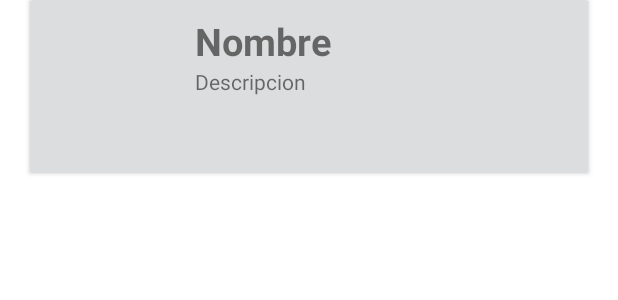
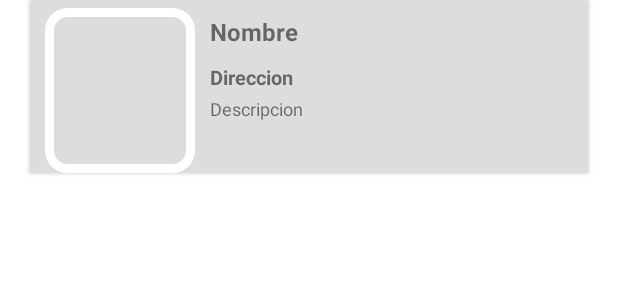
Before and after one commit to yovannyZ/CanchaLa10, an Android app: the layout sede_item.xml on its own in the app's theme, with its tools: preview values and no code run, on a phone screen of 412 x 824 dp. Shown: the top 300 px of the screen. Run offline under Robolectric (Android 15) with nearby library versions, the light colour scheme and no system bars.

Commit message:
Fragment sede

```diff
--- a/Canchala10/app/build.gradle
+++ b/Canchala10/app/build.gradle
@@ -33,7 +33,7 @@ dependencies {
     compile 'com.squareup.retrofit2:converter-gson:2.3.0'
     compile 'com.android.support:cardview-v7:26.1.0'
     compile 'com.android.support:recyclerview-v7:26.1.0'
-
+    compile 'com.squareup.picasso:picasso:2.5.2'
 }
 
 
--- a/Canchala10/app/src/main/AndroidManifest.xml
+++ b/Canchala10/app/src/main/AndroidManifest.xml
@@ -24,7 +24,6 @@
 
                 <category android:name="android.intent.category.LAUNCHER" />
             </intent-filter>
-
         </activity>
     </application>
 
--- a/Canchala10/app/src/main/java/titulacion/sise/canchala10/MainActivity.java
+++ b/Canchala10/app/src/main/java/titulacion/sise/canchala10/MainActivity.java
@@ -9,5 +9,7 @@ public class MainActivity extends AppCompatActivity {
     protected void onCreate(Bundle savedInstanceState) {
         super.onCreate(savedInstanceState);
         setContentView(R.layout.activity_main);
+
+
     }
 }
--- /dev/null
+++ b/Canchala10/app/src/main/res/drawable/circle.xml
@@ -0,0 +1,10 @@
+<?xml version="1.0" encoding="utf-8"?>
+<shape xmlns:android="http://schemas.android.com/apk/res/android" android:shape="rectangle">
+    <solid android:color="#00ffffff" />
+    <padding android:left="6dp"
+        android:top="6dp"
+        android:right="6dp"
+        android:bottom="6dp" />
+    <corners android:radius="12dp" />
+    <stroke android:width="6dp" android:color="#ffffffff" />
+</shape>
--- a/Canchala10/app/src/main/res/layout/content_menu.xml
+++ b/Canchala10/app/src/main/res/layout/content_menu.xml
@@ -1,6 +1,5 @@
 <?xml version="1.0" encoding="utf-8"?>
-<FrameLayout
-    xmlns:android="http://schemas.android.com/apk/res/android"
+<FrameLayout xmlns:android="http://schemas.android.com/apk/res/android"
     xmlns:app="http://schemas.android.com/apk/res-auto"
     xmlns:tools="http://schemas.android.com/tools"
     android:id="@+id/contenedor"
--- a/Canchala10/app/src/main/res/layout/sede_item.xml
+++ b/Canchala10/app/src/main/res/layout/sede_item.xml
@@ -22,9 +22,12 @@
             <ImageView
                 android:id="@+id/idImagen"
                 android:layout_width="100dp"
-                android:layout_height="100dp"
-                android:layout_marginTop="15dp"
-                android:layout_marginRight="10dp"/>
+                android:layout_height="110dp"
+                android:layout_marginTop="5dp"
+                android:layout_marginRight="10dp"
+                android:layout_marginLeft="10dp"
+
+                android:src="@drawable/circle"/>
 
             <LinearLayout
                 android:layout_width="wrap_content"
@@ -37,16 +40,27 @@
                     android:layout_width="wrap_content"
                     android:layout_height="wrap_content"
                     android:text="Nombre"
-                    android:textSize="25sp"
+                    android:textSize="16sp"
                     android:textStyle="bold" />
+
+                <TextView
+                    android:layout_width="wrap_content"
+                    android:layout_height="wrap_content"
+                    android:text="Direccion"
+                    android:layout_marginTop="10dp"
+                    android:layout_marginBottom="3dp"
+                    android:layout_marginRight="10dp"
+                    android:textStyle="bold"
+                    android:textSize="13sp"/>
 
                 <TextView
                     android:id="@+id/idDireccion"
                     android:layout_width="wrap_content"
                     android:layout_height="wrap_content"
                     android:text="Descripcion "
-                    android:layout_marginBottom="15dp"
-                    android:layout_marginRight="10dp"/>
+                    android:layout_marginBottom="10dp"
+                    android:layout_marginRight="10dp"
+                    android:textSize="12sp"/>
 
             </LinearLayout>
         </LinearLayout>
--- a/Canchala10/app/src/main/res/values/colors.xml
+++ b/Canchala10/app/src/main/res/values/colors.xml
@@ -1,6 +1,6 @@
 <?xml version="1.0" encoding="utf-8"?>
 <resources>
-    <color name="colorPrimary">#3F51B5</color>
-    <color name="colorPrimaryDark">#303F9F</color>
+    <color name="colorPrimary">#000</color>
+    <color name="colorPrimaryDark">#000</color>
     <color name="colorAccent">#FF4081</color>
 </resources>
```
Also changed, not shown: Canchala10/app/src/main/java/titulacion/sise/canchala10/MenuActivity.java (+8 -1 lines), Canchala10/app/src/main/java/titulacion/sise/canchala10/Utils/CircleTransform.java (added, +49 -0 lines), Canchala10/app/src/main/java/titulacion/sise/canchala10/adaptadores/AdaptadorSedes.java (+8 -0 lines), Canchala10/app/src/main/java/titulacion/sise/canchala10/fragments/SedeFragment.java (+10 -9 lines), Canchala10/app/src/main/res/layout/activity_main.xml (+2 -9 lines).
